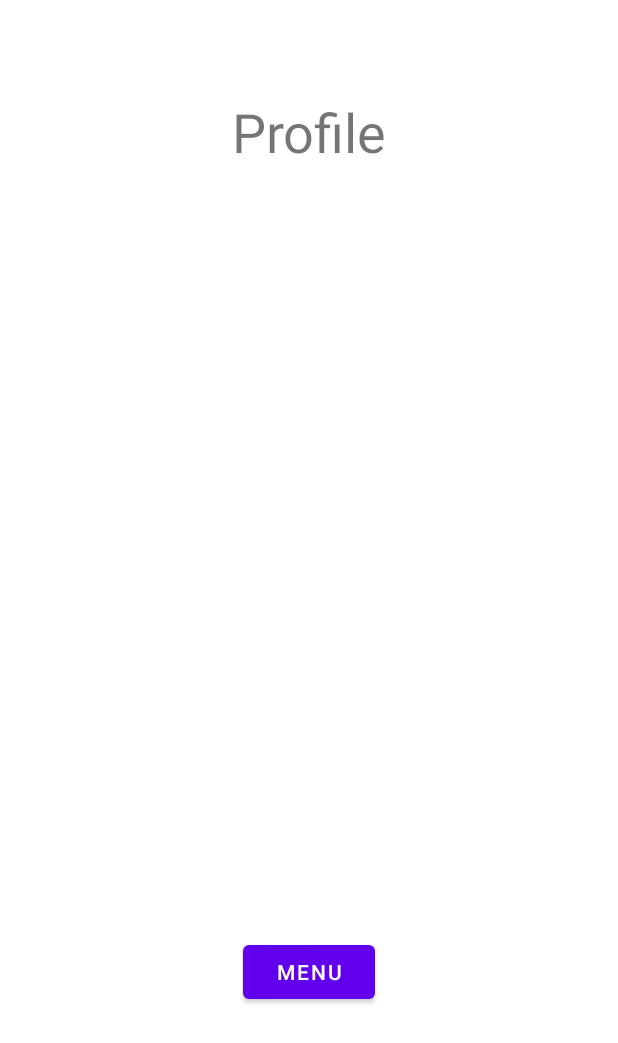
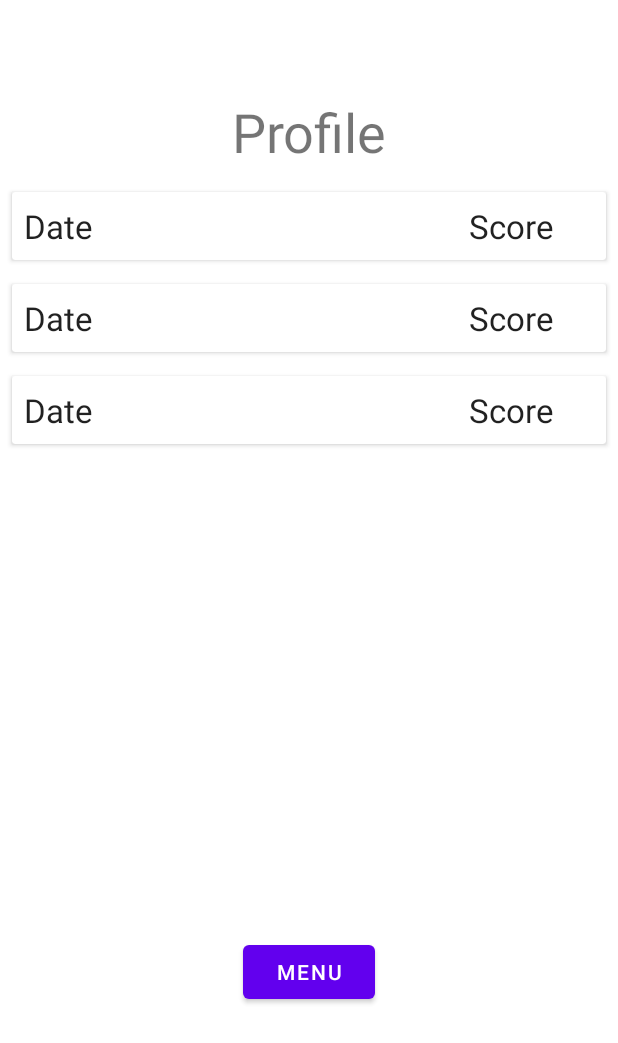
Before and after one commit to Wangsteven3/EC327-Project, an Android app: the layout profile.xml on its own in the app's theme, with its tools: preview values and no code run, on a phone screen of 412 x 824 dp. Shown: the top 1043 px of the screen. Run offline under Robolectric (Android 15) with nearby library versions, the phone set to English and light mode, and no system bars.

Commit message:
added new implementations, recycler, adapter, xml

```diff
--- a/app/build.gradle
+++ b/app/build.gradle
@@ -48,6 +48,7 @@ dependencies {
     androidTestImplementation 'androidx.test.ext:junit:1.1.2'
     androidTestImplementation 'androidx.test.espresso:espresso-core:3.3.0'
     implementation "androidx.cardview:cardview:1.0.0"
+    implementation "androidx.recyclerview:recyclerview:1.1.0"
 
     //ViewModel and LiveData
     implementation "androidx.lifecycle:lifecycle-viewmodel:$lifecycle_version"
--- a/app/src/main/java/com/example/sleeptest/Scores.java
+++ b/app/src/main/java/com/example/sleeptest/Scores.java
@@ -28,6 +28,6 @@ public class Scores {
 
 
     public int getId() { return id; }
-    public String getDateTime() { return dateTime; }
-    public int getTotalScore() { return totalScore; }
+    public String getDateTime() { return this.dateTime; }
+    public int getTotalScore() { return this.totalScore; }
 }
--- a/app/src/main/java/com/example/sleeptest/ScoresDatabase.java
+++ b/app/src/main/java/com/example/sleeptest/ScoresDatabase.java
@@ -43,7 +43,7 @@ public abstract class ScoresDatabase extends RoomDatabase {
         }
         @Override
         protected Void doInBackground(Void... voids) {
-            scoresDao.insert(new Scores("12/05/2020",1) );
+            //scoresDao.insert(new Scores("12/05/2020",1) );
             return null;
         }
     }
--- a/app/src/main/res/layout/profile.xml
+++ b/app/src/main/res/layout/profile.xml
@@ -23,6 +23,14 @@
         app:layout_constraintStart_toStartOf="parent"
         app:layout_constraintTop_toTopOf="parent" />
 
+    <androidx.recyclerview.widget.RecyclerView
+        android:id="@+id/inputstuff"
+        android:layout_width="match_parent"
+        android:layout_height="match_parent"
+        android:layout_marginTop="120dp"
+        android:layout_marginBottom="160dp"
+        tools:listitem="@layout/scores_item"/>
+
     <TextView
         android:id="@+id/ProfileTitle"
         android:layout_width="wrap_content"
@@ -37,4 +45,6 @@
         app:layout_constraintEnd_toEndOf="parent"
         app:layout_constraintStart_toStartOf="parent"
         app:layout_constraintTop_toTopOf="parent" />
+
+
 </androidx.constraintlayout.widget.ConstraintLayout>
--- /dev/null
+++ b/app/src/main/res/layout/scores_item.xml
@@ -0,0 +1,38 @@
+<?xml version="1.0" encoding="utf-8"?>
+<androidx.cardview.widget.CardView xmlns:android="http://schemas.android.com/apk/res/android"
+    android:layout_width="match_parent"
+    android:layout_height="wrap_content"
+    android:layout_marginStart="8dp"
+    android:layout_marginEnd="8dp"
+    android:layout_marginTop="8dp"
+    android:layout_marginBottom="8dp">
+
+    <RelativeLayout
+        android:layout_width="wrap_content"
+        android:layout_height="wrap_content"
+        android:padding="8dp">
+
+        <TextView
+            android:id="@+id/test_view_totalScore"
+            android:layout_width="wrap_content"
+            android:layout_height="wrap_content"
+            android:text="Score     "
+            android:textAppearance="@style/TextAppearance.AppCompat.Large"
+            android:layout_alignParentEnd="true"
+            android:layout_alignParentRight="true"> </TextView>
+
+        <TextView
+            android:id="@+id/test_view_date"
+            android:layout_width="wrap_content"
+            android:layout_height="wrap_content"
+            android:text="Date"
+            android:textAppearance="@style/TextAppearance.AppCompat.Large"
+            android:layout_toLeftOf="@id/test_view_totalScore"
+            android:layout_alignParentStart="true"
+            android:layout_alignParentLeft="true"> </TextView>
+
+
+
+
+    </RelativeLayout>
+    </androidx.cardview.widget.CardView>
```
Also changed, not shown: app/src/main/java/com/example/sleeptest/ScoresAdapter.java (added, +52 -0 lines), app/src/main/java/com/example/sleeptest/profile.java (+11 -1 lines), app/src/main/res/layout/test1.xml (deleted, +0 -27 lines).
